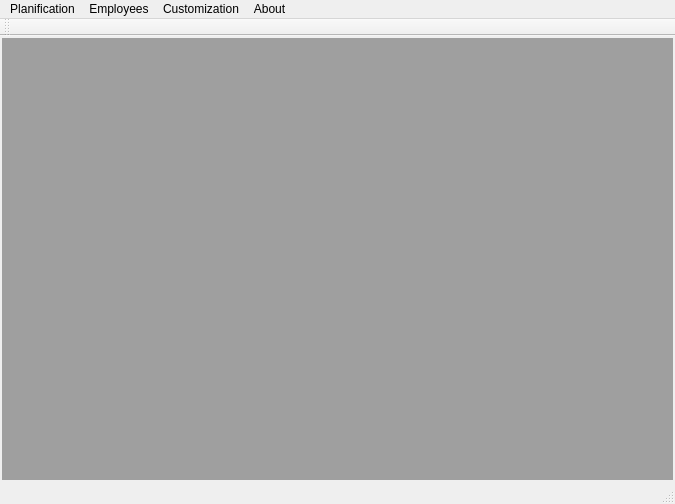
Qt form b6p/mainwindow.ui (diegowald/b6p) before a commit.
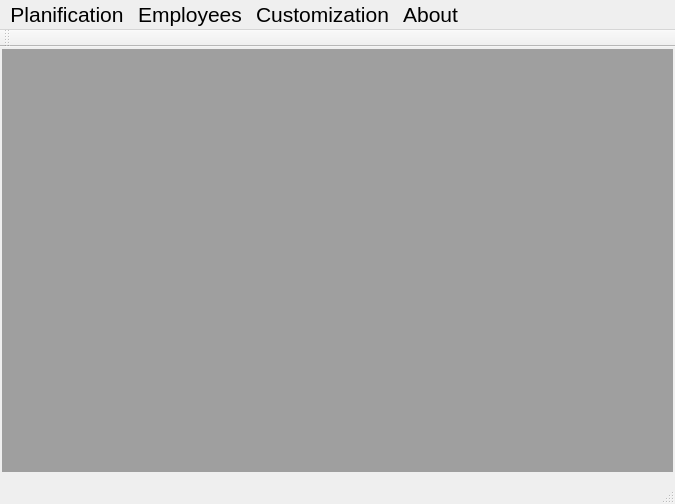
The same form after that commit. Icons and pictures are not drawn.

```diff
--- a/b6p/mainwindow.ui
+++ b/b6p/mainwindow.ui
@@ -10,6 +10,11 @@
     <height>504</height>
    </rect>
   </property>
+  <property name="font">
+   <font>
+    <pointsize>16</pointsize>
+   </font>
+  </property>
   <property name="windowTitle">
    <string>Big Six Planner</string>
   </property>
@@ -48,7 +53,7 @@
      <x>0</x>
      <y>0</y>
      <width>675</width>
-     <height>24</height>
+     <height>37</height>
     </rect>
    </property>
    <widget class="QMenu" name="menuPlanification">
```
